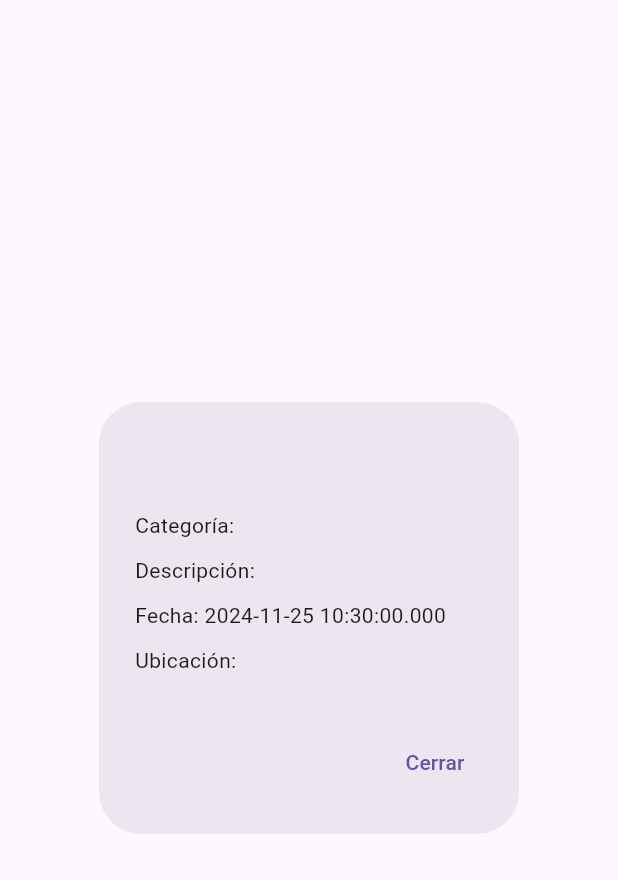
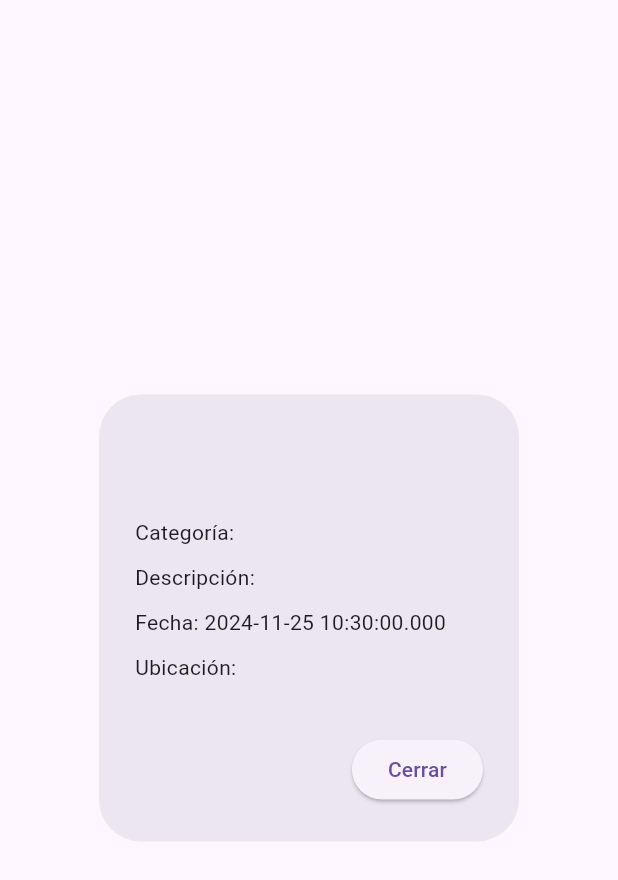
Before and after one commit to iToxicD/Eventify_Flutter, a Flutter app: what showEventDialog() shows on an empty page, opened directly with empty values, on a phone screen of 412 x 824 dp. Shown: the top 880 px of the screen. Run offline on Flutter 3.47's test engine with Material 3 defaults, Android fonts, the phone set to English and light mode, and no system bars; our stand-ins replace flutter_slidable, flutter_speed_dial, permission_handler, printing, shared_preferences; missing offline and left inert: mailer; accounts and stored records are empty; network calls fail.

Commit message:
Modificacion de los botones de registro y showDialog
El showDialog se muestra al darle en el evento, en este esta el botón de registrarse. Para la pestaña de los eventos registrado ocurre igual pero con el botón de borrarse del evento.

```diff
--- a/eventify/lib/widgets/showDialog.dart
+++ b/eventify/lib/widgets/showDialog.dart
@@ -2,8 +2,15 @@ import 'package:flutter/material.dart';
 
 class showEventDialog extends StatelessWidget {
   final Map<String, dynamic> event;
+  final VoidCallback? registerEvents;
+  final VoidCallback? unRegisterEvents;
 
-  const showEventDialog({super.key, required this.event});
+  const showEventDialog({
+    super.key,
+    required this.event,
+    this.registerEvents,
+    this.unRegisterEvents,
+  });
 
   @override
   Widget build(BuildContext context) {
@@ -15,12 +22,13 @@ class showEventDialog extends StatelessWidget {
           children: [
             if (event['image_url'] != null && event['image_url'].isNotEmpty)
               Image.network(event['image_url']),
+            const SizedBox(height: 10),
             Text('Categoría: ${event['category'] ?? 'No disponible'}'),
             const SizedBox(height: 10),
             Text('Descripción: ${event['description'] ?? 'No disponible'}'),
             const SizedBox(height: 10),
             Text(
-                'Fecha: ${event['start_time'] != null ? DateTime.parse(event['start_time']) : 'No disponible'}'),
+                'Fecha: ${event['start_time'] != null ? DateTime.parse(event['start_time']).toLocal().toString() : 'No disponible'}'),
             const SizedBox(height: 10),
             Text('Ubicación: ${event['location'] ?? 'No disponible'}'),
             const SizedBox(height: 10),
@@ -28,12 +36,30 @@ class showEventDialog extends StatelessWidget {
         ),
       ),
       actions: [
-        TextButton(
+        ElevatedButton(
           onPressed: () {
             Navigator.of(context).pop();
           },
           child: const Text('Cerrar'),
         ),
+        // Muestra para que el usuario se pueda registrar al evento
+        if (registerEvents != null)
+          ElevatedButton(
+            onPressed: () {
+              registerEvents!();
+              Navigator.of(context).pop();
+            },
+            child: const Text('Registrarse'),
+          ),
+        // Muestra para que el usuario se borre del evento
+        if (unRegisterEvents != null)
+          ElevatedButton(
+            onPressed: () {
+              unRegisterEvents!();
+              Navigator.of(context).pop();
+            },
+            child: const Text('Borrarse'),
+          ),
       ],
     );
   }
```
Also changed, not shown: eventify/lib/screens/eventlist_screen.dart (+34 -72 lines).
